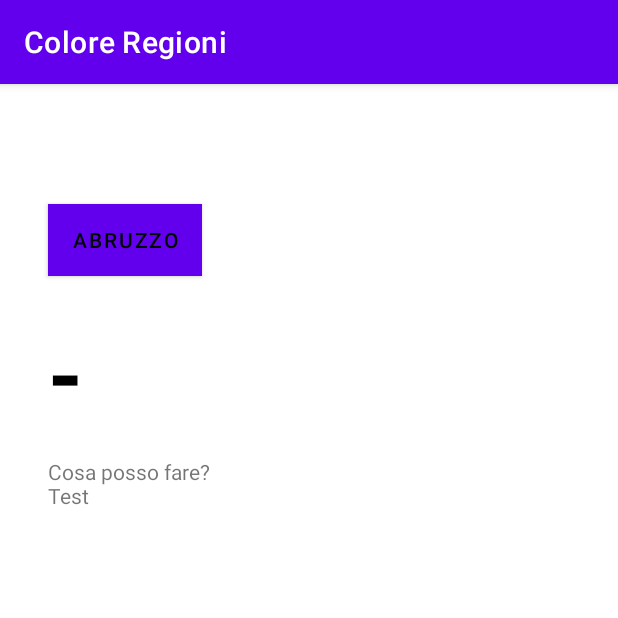
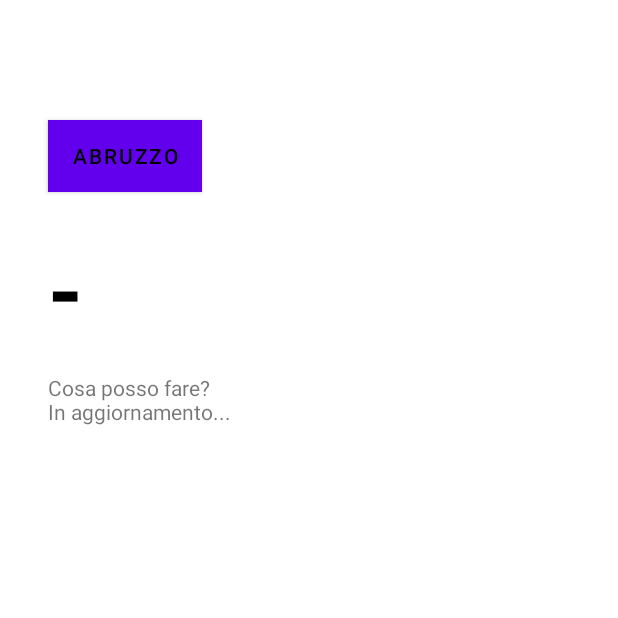
Before and after one commit to NiccoloSegato/coloregioni, an Android app: the screen it shows after launch (MainActivity), on a phone screen of 412 x 824 dp, the top half of it. Run offline under Robolectric (Android 15) with nearby library versions, the light colour scheme and no system bars; our stand-ins replace AdMob, Firebase (no records; nobody signed in at launch, a user with empty details on screens opened directly); 2 statements that could not run were skipped.

Commit message:
UI enhancements

```diff
--- a/app/src/main/java/it/niccolosegato/coloregioni/MainActivity.java
+++ b/app/src/main/java/it/niccolosegato/coloregioni/MainActivity.java
@@ -3,12 +3,14 @@ package it.niccolosegato.coloregioni;
 import androidx.annotation.NonNull;
 import androidx.appcompat.app.AppCompatActivity;
 
+import android.app.ProgressDialog;
 import android.content.Intent;
 import android.content.SharedPreferences;
 import android.graphics.Color;
 import android.os.Bundle;
 import android.util.Log;
 import android.view.View;
+import android.view.Window;
 import android.widget.Button;
 import android.widget.TextView;
 
@@ -36,17 +38,19 @@ public class MainActivity extends AppCompatActivity {
     protected TextView mainText;
     protected TextView subText;
 
-    private AdView mAdView;
+    ProgressDialog dialog;
 
     @Override
     protected void onCreate(Bundle savedInstanceState) {
         super.onCreate(savedInstanceState);
+        requestWindowFeature(Window.FEATURE_NO_TITLE); //will hide the title
+        getSupportActionBar().hide(); // hide the title bar
         setContentView(R.layout.activity_main);
 
         SharedPreferences pref = getApplicationContext().getSharedPreferences("coloregioni", 0); // 0 - for private mode
         String regionePref = pref.getString("REGIONE", "Abruzzo");
 
-        mAdView = findViewById(R.id.adView);
+        AdView mAdView = findViewById(R.id.adView);
 
         AdRequest adRequest = new AdRequest.Builder().build();
         mAdView.loadAd(adRequest);
@@ -67,7 +71,8 @@ public class MainActivity extends AppCompatActivity {
     }
 
     protected void changeColor(String regione){
+        dialog = ProgressDialog.show(this, "Attendi un attimo", "Sto scaricando i dati più aggiornati...");
         subText.setText(regione);
-        new BackgroundWorker(this, mainText, mainView, subText).execute(regione);
+        new BackgroundWorker(this, mainText, mainView, subText, dialog).execute(regione);
     }
 }
--- a/app/src/main/java/it/niccolosegato/coloregioni/RegionActivity.java
+++ b/app/src/main/java/it/niccolosegato/coloregioni/RegionActivity.java
@@ -5,6 +5,7 @@ import androidx.appcompat.app.AppCompatActivity;
 import android.content.Intent;
 import android.content.SharedPreferences;
 import android.os.Bundle;
+import android.view.Window;
 import android.widget.Button;
 
 import com.google.android.gms.ads.AdRequest;
@@ -39,6 +40,8 @@ public class RegionActivity extends AppCompatActivity {
     @Override
     protected void onCreate(Bundle savedInstanceState) {
         super.onCreate(savedInstanceState);
+        requestWindowFeature(Window.FEATURE_NO_TITLE); //will hide the title
+        getSupportActionBar().hide(); // hide the title bar
         setContentView(R.layout.activity_region);
 
         SharedPreferences pref = getApplicationContext().getSharedPreferences("coloregioni", 0); // 0 - for private mode
--- a/app/src/main/res/layout/activity_main.xml
+++ b/app/src/main/res/layout/activity_main.xml
@@ -37,11 +37,13 @@
 
     <TextView
         android:id="@+id/cosaFare"
-        android:layout_width="wrap_content"
+        android:layout_width="0dp"
         android:layout_height="wrap_content"
         android:layout_marginStart="32dp"
         android:layout_marginTop="16dp"
-        android:text="TextView"
+        android:layout_marginEnd="32dp"
+        android:text="-"
+        app:layout_constraintEnd_toEndOf="parent"
         app:layout_constraintStart_toStartOf="parent"
         app:layout_constraintTop_toBottomOf="@+id/mainColor" />
 
--- a/app/src/main/res/values-night/themes.xml
+++ b/app/src/main/res/values-night/themes.xml
@@ -2,8 +2,8 @@
     <!-- Base application theme. -->
     <style name="Theme.Coloregioni" parent="Theme.MaterialComponents.DayNight.DarkActionBar">
         <!-- Primary brand color. -->
-        <item name="colorPrimary">@color/purple_200</item>
-        <item name="colorPrimaryVariant">@color/purple_700</item>
+        <item name="colorPrimary">#CDCDCD</item>
+        <item name="colorPrimaryVariant">#AFAFAF</item>
         <item name="colorOnPrimary">@color/black</item>
         <!-- Secondary brand color. -->
         <item name="colorSecondary">@color/teal_200</item>
--- a/app/src/main/res/values/strings.xml
+++ b/app/src/main/res/values/strings.xml
@@ -1,8 +1,8 @@
 <resources>
     <string name="app_name">Colore Regioni</string>
     <string name="banner_ad_unit_id">ca-app-pub-6620343870941775/7486091241</string>
-    <string name="cosaG">Cosa posso fare?\nIIn zona gialla è possibile</string>
-    <string name="cosaA">Cosa posso fare?\nTest</string>
-    <string name="cosaR">Cosa posso fare?\nTest</string>
-    <string name="cosaE">Cosa posso fare?\nTest</string>
+    <string name="cosaG">Cosa posso fare?\nIn zona gialla è possibile circolare all\'interno della propria regione senza limitazioni.\nLe attività commerciali, compresi bar e ristoranti sono aperti.\nC\'è il divieto di circolazione tra le 22 e le 5.\nNon è possibile uscire dalla propria regione.</string>
+    <string name="cosaA">Cosa posso fare?\nIn zona arancione è possibile circolare all\'interno del proprio comune senza limitazioni, ma non è possibile uscire da esso. I bar e i ristoranti sono chiusi, con la possibilità di fare asporto e consegne.\nI negozi rimangono aperti.</string>
+    <string name="cosaR">Cosa posso fare?\nTestIn zona rossa non è consentito circolare, nemmeno all\'interno del proprio comune.\nNegozi, bar e ristoranti sono chiusi. Questi ultimi hanno la possibilità di fare asporto e consegne a domicilio.</string>
+    <string name="cosaE">Cosa posso fare?\nIn aggiornamento...</string>
 </resources>
```
Also changed, not shown: app/src/main/java/it/niccolosegato/coloregioni/BackgroundWorker.java (+37 -4 lines), app/src/main/res/mipmap-hdpi/ic_launcher.png, app/src/main/res/mipmap-hdpi/ic_launcher_round.png, app/src/main/res/mipmap-mdpi/ic_launcher.png, app/src/main/res/mipmap-mdpi/ic_launcher_round.png, app/src/main/res/mipmap-xhdpi/ic_launcher.png, app/src/main/res/mipmap-xhdpi/ic_launcher_round.png, app/src/main/res/mipmap-xxhdpi/ic_launcher.png, app/src/main/res/mipmap-xxhdpi/ic_launcher_round.png, app/src/main/res/mipmap-xxxhdpi/ic_launcher.png, app/src/main/res/mipmap-xxxhdpi/ic_launcher_round.png, 1 other file.
